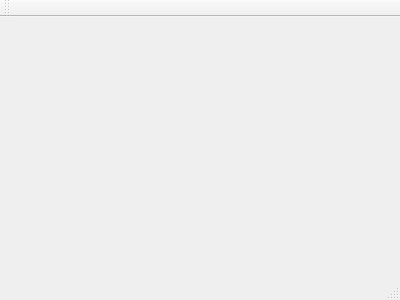
Before: the Qt Designer form src/gui/ifsmainwin.ui in simzer/ifs, drawn with Qt 5.
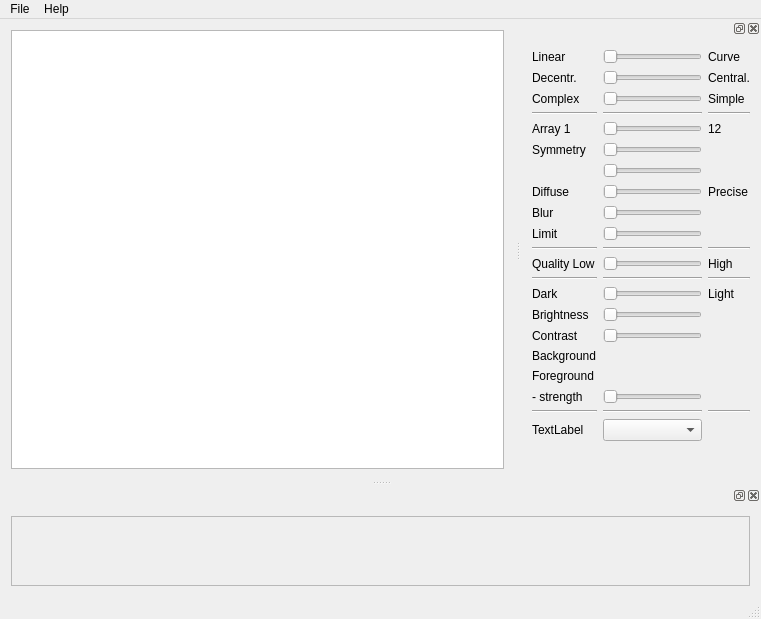
After: the same form once the commit is applied.

Commit message: GUI functionality added: ifs load and rendering. GUI elements added.

```diff
--- a/src/gui/ifsmainwin.ui
+++ b/src/gui/ifsmainwin.ui
@@ -1,24 +1,493 @@
 <ui version="4.0">
  <class>ifsMainWin</class>
- <widget class="QMainWindow" name="ifsMainWin" >
-  <property name="geometry" >
+ <widget class="QMainWindow" name="ifsMainWin">
+  <property name="geometry">
    <rect>
     <x>0</x>
     <y>0</y>
-    <width>400</width>
-    <height>300</height>
+    <width>761</width>
+    <height>619</height>
    </rect>
   </property>
   <property name="windowTitle" >
    <string>ifsMainWin</string>
   </property>
-  <widget class="QMenuBar" name="menuBar" />
-  <widget class="QToolBar" name="mainToolBar" />
-  <widget class="QWidget" name="centralWidget" />
-  <widget class="QStatusBar" name="statusBar" />
+  <widget class="QWidget" name="centralWidget">
+   <layout class="QGridLayout" name="gridLayout_3">
+    <item row="0" column="0">
+     <widget class="QGraphicsView" name="mainImage"/>
+    </item>
+   </layout>
+  </widget>
+  <widget class="QMenuBar" name="menuBar">
+   <property name="geometry">
+    <rect>
+     <x>0</x>
+     <y>0</y>
+     <width>761</width>
+     <height>21</height>
+    </rect>
+   </property>
+   <widget class="QMenu" name="menuFile">
+    <property name="title">
+     <string>File</string>
+    </property>
+    <addaction name="actionImage_size"/>
+    <addaction name="separator"/>
+    <addaction name="actionOpen_IFS"/>
+    <addaction name="actionSave_IFS"/>
+    <addaction name="actionSave_as"/>
+    <addaction name="actionSave_Image_as"/>
+    <addaction name="separator"/>
+    <addaction name="actionExit"/>
+   </widget>
+   <widget class="QMenu" name="menuHelp">
+    <property name="title">
+     <string>Help</string>
+    </property>
+    <addaction name="actionAbout"/>
+   </widget>
+   <addaction name="menuFile"/>
+   <addaction name="menuHelp"/>
+  </widget>
+  <widget class="QStatusBar" name="statusBar"/>
+  <widget class="QDockWidget" name="optionsWidget">
+   <property name="minimumSize">
+    <size>
+     <width>240</width>
+     <height>414</height>
+    </size>
+   </property>
+   <attribute name="dockWidgetArea">
+    <number>2</number>
+   </attribute>
+   <widget class="QWidget" name="dockWidgetContents">
+    <layout class="QGridLayout" name="gridLayout">
+     <item row="0" column="0">
+      <widget class="QLabel" name="label">
+       <property name="text">
+        <string>Linear</string>
+       </property>
+      </widget>
+     </item>
+     <item row="0" column="1">
+      <widget class="QSlider" name="horizontalSlider">
+       <property name="orientation">
+        <enum>Qt::Horizontal</enum>
+       </property>
+      </widget>
+     </item>
+     <item row="0" column="2">
+      <widget class="QLabel" name="label_2">
+       <property name="text">
+        <string>Curve</string>
+       </property>
+      </widget>
+     </item>
+     <item row="21" column="1">
+      <spacer name="verticalSpacer">
+       <property name="orientation">
+        <enum>Qt::Vertical</enum>
+       </property>
+       <property name="sizeHint" stdset="0">
+        <size>
+         <width>20</width>
+         <height>40</height>
+        </size>
+       </property>
+      </spacer>
+     </item>
+     <item row="1" column="0">
+      <widget class="QLabel" name="label_3">
+       <property name="text">
+        <string>Decentr.</string>
+       </property>
+      </widget>
+     </item>
+     <item row="2" column="0">
+      <widget class="QLabel" name="label_4">
+       <property name="text">
+        <string>Complex</string>
+       </property>
+      </widget>
+     </item>
+     <item row="1" column="2">
+      <widget class="QLabel" name="label_5">
+       <property name="text">
+        <string>Central.</string>
+       </property>
+      </widget>
+     </item>
+     <item row="2" column="2">
+      <widget class="QLabel" name="label_6">
+       <property name="text">
+        <string>Simple</string>
+       </property>
+      </widget>
+     </item>
+     <item row="1" column="1">
+      <widget class="QSlider" name="horizontalSlider_2">
+       <property name="orientation">
+        <enum>Qt::Horizontal</enum>
+       </property>
+      </widget>
+     </item>
+     <item row="2" column="1">
+      <widget class="QSlider" name="horizontalSlider_3">
+       <property name="orientation">
+        <enum>Qt::Horizontal</enum>
+       </property>
+      </widget>
+     </item>
+     <item row="3" column="0">
+      <widget class="Line" name="line">
+       <property name="orientation">
+        <enum>Qt::Horizontal</enum>
+       </property>
+      </widget>
+     </item>
+     <item row="3" column="1">
+      <widget class="Line" name="line_2">
+       <property name="orientation">
+        <enum>Qt::Horizontal</enum>
+       </property>
+      </widget>
+     </item>
+     <item row="3" column="2">
+      <widget class="Line" name="line_3">
+       <property name="orientation">
+        <enum>Qt::Horizontal</enum>
+       </property>
+      </widget>
+     </item>
+     <item row="4" column="0">
+      <widget class="QLabel" name="label_7">
+       <property name="text">
+        <string>Array 1</string>
+       </property>
+      </widget>
+     </item>
+     <item row="5" column="0">
+      <widget class="QLabel" name="label_8">
+       <property name="text">
+        <string>Symmetry</string>
+       </property>
+      </widget>
+     </item>
+     <item row="4" column="1">
+      <widget class="QSlider" name="horizontalSlider_4">
+       <property name="orientation">
+        <enum>Qt::Horizontal</enum>
+       </property>
+      </widget>
+     </item>
+     <item row="5" column="1">
+      <widget class="QSlider" name="horizontalSlider_5">
+       <property name="orientation">
+        <enum>Qt::Horizontal</enum>
+       </property>
+      </widget>
+     </item>
+     <item row="6" column="1">
+      <widget class="QSlider" name="horizontalSlider_6">
+       <property name="orientation">
+        <enum>Qt::Horizontal</enum>
+       </property>
+      </widget>
+     </item>
+     <item row="7" column="1">
+      <widget class="QSlider" name="horizontalSlider_7">
+       <property name="orientation">
+        <enum>Qt::Horizontal</enum>
+       </property>
+      </widget>
+     </item>
+     <item row="8" column="1">
+      <widget class="QSlider" name="horizontalSlider_8">
+       <property name="orientation">
+        <enum>Qt::Horizontal</enum>
+       </property>
+      </widget>
+     </item>
+     <item row="9" column="1">
+      <widget class="QSlider" name="horizontalSlider_9">
+       <property name="orientation">
+        <enum>Qt::Horizontal</enum>
+       </property>
+      </widget>
+     </item>
+     <item row="7" column="0">
+      <widget class="QLabel" name="label_9">
+       <property name="text">
+        <string>Diffuse</string>
+       </property>
+      </widget>
+     </item>
+     <item row="8" column="0">
+      <widget class="QLabel" name="label_10">
+       <property name="text">
+        <string>Blur</string>
+       </property>
+      </widget>
+     </item>
+     <item row="9" column="0">
+      <widget class="QLabel" name="label_11">
+       <property name="text">
+        <string>Limit</string>
+       </property>
+      </widget>
+     </item>
+     <item row="7" column="2">
+      <widget class="QLabel" name="label_12">
+       <property name="text">
+        <string>Precise</string>
+       </property>
+      </widget>
+     </item>
+     <item row="4" column="2">
+      <widget class="QLabel" name="label_13">
+       <property name="text">
+        <string>12</string>
+       </property>
+      </widget>
+     </item>
+     <item row="10" column="1">
+      <widget class="Line" name="line_4">
+       <property name="orientation">
+        <enum>Qt::Horizontal</enum>
+       </property>
+      </widget>
+     </item>
+     <item row="10" column="2">
+      <widget class="Line" name="line_5">
+       <property name="orientation">
+        <enum>Qt::Horizontal</enum>
+       </property>
+      </widget>
+     </item>
+     <item row="10" column="0">
+      <widget class="Line" name="line_6">
+       <property name="orientation">
+        <enum>Qt::Horizontal</enum>
+       </property>
+      </widget>
+     </item>
+     <item row="11" column="1">
+      <widget class="QSlider" name="horizontalSlider_10">
+       <property name="orientation">
+        <enum>Qt::Horizontal</enum>
+       </property>
+      </widget>
+     </item>
+     <item row="13" column="1">
+      <widget class="QSlider" name="horizontalSlider_11">
+       <property name="orientation">
+        <enum>Qt::Horizontal</enum>
+       </property>
+      </widget>
+     </item>
+     <item row="14" column="1">
+      <widget class="QSlider" name="horizontalSlider_12">
+       <property name="orientation">
+        <enum>Qt::Horizontal</enum>
+       </property>
+      </widget>
+     </item>
+     <item row="15" column="1">
+      <widget class="QSlider" name="horizontalSlider_13">
+       <property name="orientation">
+        <enum>Qt::Horizontal</enum>
+       </property>
+      </widget>
+     </item>
+     <item row="11" column="0">
+      <widget class="QLabel" name="label_14">
+       <property name="text">
+        <string>Quality Low</string>
+       </property>
+      </widget>
+     </item>
+     <item row="11" column="2">
+      <widget class="QLabel" name="label_15">
+       <property name="text">
+        <string>High</string>
+       </property>
+      </widget>
+     </item>
+     <item row="13" column="0">
+      <widget class="QLabel" name="label_16">
+       <property name="text">
+        <string>Dark</string>
+       </property>
+      </widget>
+     </item>
+     <item row="14" column="0">
+      <widget class="QLabel" name="label_17">
+       <property name="text">
+        <string>Brightness</string>
+       </property>
+      </widget>
+     </item>
+     <item row="15" column="0">
+      <widget class="QLabel" name="label_18">
+       <property name="text">
+        <string>Contrast</string>
+       </property>
+      </widget>
+     </item>
+     <item row="16" column="0">
+      <widget class="QLabel" name="label_19">
+       <property name="text">
+        <string>Background</string>
+       </property>
+      </widget>
+     </item>
+     <item row="17" column="0">
+      <widget class="QLabel" name="label_20">
+       <property name="text">
+        <string>Foreground</string>
+       </property>
+      </widget>
+     </item>
+     <item row="20" column="1">
+      <widget class="QComboBox" name="comboBox"/>
+     </item>
+     <item row="20" column="0">
+      <widget class="QLabel" name="label_21">
+       <property name="text">
+        <string>TextLabel</string>
+       </property>
+      </widget>
+     </item>
+     <item row="12" column="1">
+      <widget class="Line" name="line_7">
+       <property name="orientation">
+        <enum>Qt::Horizontal</enum>
+       </property>
+      </widget>
+     </item>
+     <item row="12" column="0">
+      <widget class="Line" name="line_8">
+       <property name="orientation">
+        <enum>Qt::Horizontal</enum>
+       </property>
+      </widget>
+     </item>
+     <item row="12" column="2">
+      <widget class="Line" name="line_9">
+       <property name="orientation">
+        <enum>Qt::Horizontal</enum>
+       </property>
+      </widget>
+     </item>
+     <item row="19" column="1">
+      <widget class="Line" name="line_10">
+       <property name="orientation">
+        <enum>Qt::Horizontal</enum>
+       </property>
+      </widget>
+     </item>
+     <item row="19" column="0">
+      <widget class="Line" name="line_11">
+       <property name="orientation">
+        <enum>Qt::Horizontal</enum>
+       </property>
+      </widget>
+     </item>
+     <item row="19" column="2">
+      <widget class="Line" name="line_12">
+       <property name="orientation">
+        <enum>Qt::Horizontal</enum>
+       </property>
+      </widget>
+     </item>
+     <item row="13" column="2">
+      <widget class="QLabel" name="label_22">
+       <property name="text">
+        <string>Light</string>
+       </property>
+      </widget>
+     </item>
+     <item row="18" column="1">
+      <widget class="QSlider" name="horizontalSlider_14">
+       <property name="orientation">
+        <enum>Qt::Horizontal</enum>
+       </property>
+      </widget>
+     </item>
+     <item row="18" column="0">
+      <widget class="QLabel" name="label_23">
+       <property name="text">
+        <string>- strength</string>
+       </property>
+      </widget>
+     </item>
+    </layout>
+   </widget>
+  </widget>
+  <widget class="QDockWidget" name="dockWidget_2">
+   <attribute name="dockWidgetArea">
+    <number>8</number>
+   </attribute>
+   <widget class="QWidget" name="dockWidgetContents_3">
+    <layout class="QGridLayout" name="gridLayout_2">
+     <item row="0" column="0">
+      <widget class="QScrollArea" name="scrollArea">
+       <property name="widgetResizable">
+        <bool>true</bool>
+       </property>
+       <widget class="QWidget" name="scrollAreaWidgetContents">
+        <property name="geometry">
+         <rect>
+          <x>0</x>
+          <y>0</y>
+          <width>739</width>
+          <height>82</height>
+         </rect>
+        </property>
+       </widget>
+      </widget>
+     </item>
+    </layout>
+   </widget>
+  </widget>
+  <action name="actionImage_size">
+   <property name="text">
+    <string>Image size</string>
+   </property>
+  </action>
+  <action name="actionOpen_IFS">
+   <property name="text">
+    <string>Open</string>
+   </property>
+  </action>
+  <action name="actionSave_IFS">
+   <property name="text">
+    <string>Save</string>
+   </property>
+  </action>
+  <action name="actionSave_as">
+   <property name="text">
+    <string>Save as</string>
+   </property>
+  </action>
+  <action name="actionSave_Image_as">
+   <property name="text">
+    <string>Save Image as</string>
+   </property>
+  </action>
+  <action name="actionExit">
+   <property name="text">
+    <string>Exit</string>
+   </property>
+  </action>
+  <action name="actionAbout">
+   <property name="text">
+    <string>About</string>
+   </property>
+  </action>
  </widget>
- <layoutDefault spacing="6" margin="11" />
- <pixmapfunction></pixmapfunction>
+ <layoutdefault spacing="6" margin="11"/>
  <resources/>
  <connections/>
 </ui>
```
Left out of the diff: 5 changed lines with no effect on the pictures. The commit also changes 3 other files.
